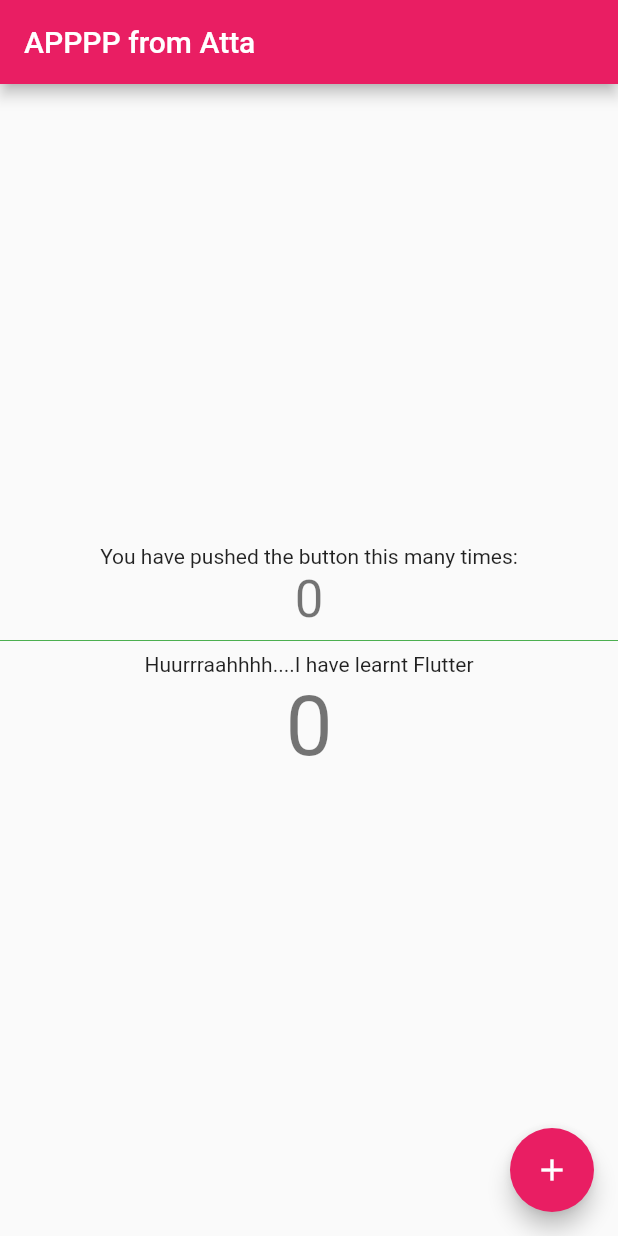
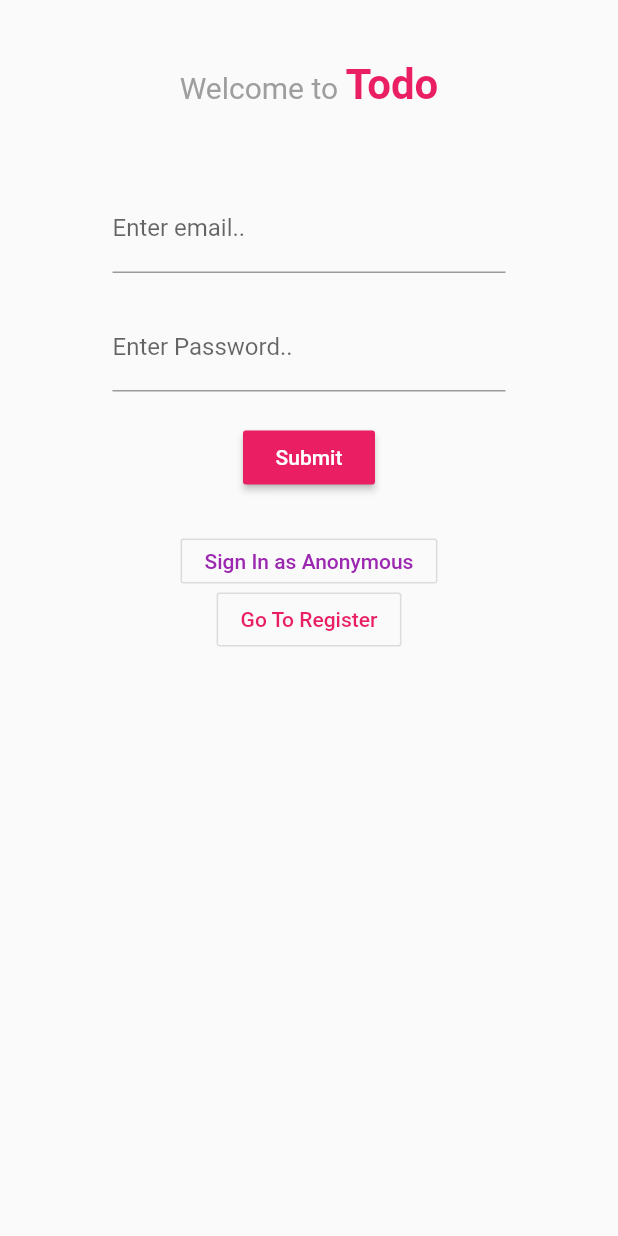
Before and after one commit to AttaullahSiddiqui/FlutterToDoApp, a Flutter app: the screen it shows after launch, on a phone screen of 412 x 824 dp. Run offline on Flutter 3.47's test engine with Material 2 defaults, Android fonts, the phone set to English and light mode, and no system bars; our stand-ins replace cloud_firestore, firebase_auth, firebase_core; accounts and stored records are empty.

Commit message:
firebase anoymous, email pswd auth done, Ui simple

```diff
--- a/lib/main.dart
+++ b/lib/main.dart
@@ -1,90 +1,85 @@
 import 'package:flutter/material.dart';
+import 'package:practice/models/user.dart';
+import 'package:practice/pages/wrapper.dart';
+import 'package:firebase_core/firebase_core.dart';
+import 'package:practice/services/auth.dart';
+import 'package:provider/provider.dart';
+
+// void main() {
+//   runApp(MaterialApp(
+//     debugShowCheckedModeBanner: false,
+//     theme: ThemeData(
+//         primarySwatch: Colors.pink,
+//         visualDensity: VisualDensity.adaptivePlatformDensity,
+//         fontFamily: 'Roboto'),
+//     home: Wrapper(),
+//   ));
+// }
 
 void main() {
+  WidgetsFlutterBinding.ensureInitialized();
   runApp(MyApp());
 }
 
 class MyApp extends StatelessWidget {
+  final Future<FirebaseApp> _initialization = Firebase.initializeApp();
   @override
   Widget build(BuildContext context) {
-    return MaterialApp(
-      title: 'Flutter Demo',
-      theme: ThemeData(
-        primarySwatch: Colors.pink,
-        visualDensity: VisualDensity.adaptivePlatformDensity,
-      ),
-      home: MyHomePage(title: 'APPPP from Atta'),
+    return FutureBuilder(
+      future: Firebase.initializeApp(),
+      builder: (context, snapshot) {
+        if (snapshot.hasError) {
+          print("Error in initializing");
+          return Container(width: 0.0, height: 0.0);
+        }
+        if (snapshot.connectionState == ConnectionState.done) {
+          return StreamProvider<UserObject>.value(
+            value: AuthService().user,
+            child: MaterialApp(
+              debugShowCheckedModeBanner: false,
+              theme: ThemeData(
+                  primarySwatch: Colors.pink,
+                  visualDensity: VisualDensity.adaptivePlatformDensity,
+                  fontFamily: 'Roboto'),
+              home: Wrapper(),
+            ),
+          );
+        }
+        return CircularProgressIndicator();
+      },
     );
   }
 }
 
-class MyHomePage extends StatefulWidget {
-  final String title;
+// void main() {
+//   runApp(MyApp());
+// }
 
-  MyHomePage({this.title});
-
-  @override
-  _MyHomePageState createState() => _MyHomePageState();
-}
-
-class _MyHomePageState extends State<MyHomePage> {
-  int _counter = 0;
-
-  void _incrementCounter() {
-    setState(() {
-      _counter++;
-    });
-  }
-
-  @override
-  Widget build(BuildContext context) {
-    return Scaffold(
-      appBar: AppBar(
-        title: Text(widget.title),
-      ),
-      body: Center(
-        child: Column(
-          // Column is also a layout widget. It takes a list of children and
-          // arranges them vertically. By default, it sizes itself to fit its
-          // children horizontally, and tries to be as tall as its parent.
-          //
-          // Invoke "debug painting" (press "p" in the console, choose the
-          // "Toggle Debug Paint" action from the Flutter Inspector in Android
-          // Studio, or the "Toggle Debug Paint" command in Visual Studio Code)
-          // to see the wireframe for each widget.
-          //
-          // Column has various properties to control how it sizes itself and
-          // how it positions its children. Here we use mainAxisAlignment to
-          // center the children vertically; the main axis here is the vertical
-          // axis because Columns are vertical (the cross axis would be
-          // horizontal).
-          mainAxisAlignment: MainAxisAlignment.center,
-          children: <Widget>[
-            Text(
-              'You have pushed the button this many times:',
-            ),
-            Text(
-              '$_counter',
-              style: Theme.of(context).textTheme.headline4,
-            ),
-            Divider(
-              color: Colors.green,
-            ),
-            Text(
-              'Huurrraahhhh....I have learnt Flutter',
-            ),
-            Text(
-              '$_counter',
-              style: Theme.of(context).textTheme.headline2,
-            ),
-          ],
-        ),
-      ),
-      floatingActionButton: FloatingActionButton(
-        onPressed: _incrementCounter,
-        tooltip: 'Increment',
-        child: Icon(Icons.add),
-      ), // This trailing comma makes auto-formatting nicer for build methods.
-    );
-  }
-}
+// class MyApp extends StatelessWidget {
+//   final Future<FirebaseApp> _initialization = Firebase.initializeApp();
+//   @override
+//   Widget build(BuildContext context) {
+//     return FutureBuilder(
+//       // Initialize FlutterFire:
+//       future: _initialization,
+//       builder: (context, snapshot) {
+//         // Check for errors
+//         if (snapshot.hasError) {
+//           return null;
+//         }
+//         if (snapshot.connectionState == ConnectionState.done) {
+//           return MaterialApp(
+//             debugShowCheckedModeBanner: false,
+//             theme: ThemeData(
+//                 primarySwatch: Colors.pink,
+//                 visualDensity: VisualDensity.adaptivePlatformDensity,
+//                 fontFamily: 'Roboto'),
+//             // home: MyHomePage(title: 'Todooo App'),
+//             home: Login(),
+//           );
+//         }
+//         return null;
+//       },
+//     );
+//   }
+// }
--- /dev/null
+++ b/lib/models/user.dart
@@ -0,0 +1,5 @@
+class UserObject {
+  final String uid;
+
+  UserObject({this.uid});
+}
--- /dev/null
+++ b/lib/pages/default.dart
@@ -0,0 +1,24 @@
+import 'package:flutter/material.dart';
+import 'package:practice/pages/login.dart';
+import 'package:practice/pages/register.dart';
+
+class Default extends StatefulWidget {
+  @override
+  _DefaultState createState() => _DefaultState();
+}
+
+class _DefaultState extends State<Default> {
+  bool showSignIn = true;
+
+  void toggleView() {
+    setState(() => showSignIn = !showSignIn);
+  }
+
+  @override
+  Widget build(BuildContext context) {
+    if (showSignIn)
+      return Login(toggleView: toggleView);
+    else
+      return Register(toggleView: toggleView);
+  }
+}
--- /dev/null
+++ b/lib/pages/login.dart
@@ -0,0 +1,156 @@
+import 'dart:ui';
+
+import 'package:flutter/material.dart';
+import 'package:practice/services/auth.dart';
+
+class Login extends StatefulWidget {
+  final Function toggleView;
+  Login({this.toggleView});
+
+  @override
+  _LoginState createState() => _LoginState();
+}
+
+class _LoginState extends State<Login> {
+  final AuthService _auth = AuthService();
+  final _formKey = GlobalKey<FormState>();
+
+  bool checkEmail(txt) {
+    bool emailValid = RegExp(
+            r"^[a-zA-Z0-9.a-zA-Z0-9.!#$%&'*+-/=?^_`{|}~]+@[a-zA-Z0-9]+\.[a-zA-Z]+")
+        .hasMatch(txt);
+    return emailValid;
+  }
+
+  String error = '';
+  String email = '';
+  String pswd = '';
+
+  @override
+  Widget build(BuildContext context) {
+    return SafeArea(
+      child: Scaffold(
+        body: Container(
+            padding: EdgeInsets.symmetric(vertical: 40.0, horizontal: 75.0),
+            child: Form(
+              key: _formKey,
+              child: SingleChildScrollView(
+                child: Column(
+                  children: <Widget>[
+                    RichText(
+                        text: TextSpan(
+                            text: "Welcome to ",
+                            style: TextStyle(
+                                fontSize: 20.0, color: Colors.grey[500]),
+                            children: [
+                          TextSpan(
+                              text: "Todo",
+                              style: TextStyle(
+                                  fontSize: 28.0,
+                                  color: Colors.pink,
+                                  fontWeight: FontWeight.bold))
+                        ])),
+                    SizedBox(height: 50.0),
+                    TextFormField(
+                      keyboardType: TextInputType.emailAddress,
+                      textCapitalization: TextCapitalization.none,
+                      decoration: InputDecoration(labelText: 'Enter email..'),
+                      validator: (val) =>
+                          val.isEmpty ? "Email is required" : null,
+                      onChanged: (val) {
+                        setState(() => email = val.toLowerCase().trim());
+                      },
+                    ),
+                    SizedBox(height: 20.0),
+                    TextFormField(
+                      decoration:
+                          InputDecoration(labelText: 'Enter Password..'),
+                      validator: (val) =>
+                          val.length < 6 ? "Password is too short" : null,
+                      obscureText: true,
+                      onChanged: (val) {
+                        setState(() => pswd = val);
+                      },
+                    ),
+                    SizedBox(height: 20.0),
+                    RaisedButton(
+                      color: Colors.pink,
+                      child: Text(
+                        "Submit",
+                        style: TextStyle(color: Colors.white),
+                      ),
+                      onPressed: () async {
+                        if (_formKey.currentState.validate()) {
+                          if (!checkEmail(email)) {
+                            setState(() => error = "Invalid Email");
+                            return;
+                          }
+                          setState(() => error = "");
+                          dynamic result =
+                              await _auth.signInWithEmailPass(email, pswd);
+                          if (result == null) {
+                            setState(
+                                () => error = "Please provide a valid email");
+                          } else {
+                            print('User registered successfully');
+                            print(result.uid);
+                          }
+                        }
+                      },
+                    ),
+                    Padding(
+                      padding: EdgeInsets.all(7.0),
+                      child: Text(error, style: TextStyle(color: Colors.red)),
+                    ),
+                    SizedBox(
+                      height: 30.0,
+                      child: OutlineButton(
+                        child: Text(
+                          "Sign In as Anonymous",
+                          style: TextStyle(color: Colors.purple),
+                        ),
+                        onPressed: () async {
+                          dynamic result = await _auth.signInAnonymous();
+                          if (result == null) {
+                            print('error signing in');
+                          } else {
+                            print('signed in');
+                            print(result.uid);
+                          }
+                        },
+                      ),
+                    ),
+                    OutlineButton(
+                      child: Text(
+                        "Go To Register",
+                        style: TextStyle(color: Colors.pink),
+                      ),
+                      onPressed: () => widget.toggleView(),
+                    )
+                  ],
+                ),
+              ),
+            )
+            // child: RaisedButton(
+            //   shape:
+            //       RoundedRectangleBorder(borderRadius: BorderRadius.circular(10.0)),
+            //   child: Text(
+            //     'Sign In as Anonymous',
+            //     style: TextStyle(color: Colors.white, fontSize: 16.0),
+            //   ),
+            //   color: Colors.pink,
+            //   onPressed: () async {
+            //     dynamic result = await _auth.signInAnonymous();
+            //     if (result == null) {
+            //       print('error signing in');
+            //     } else {
+            //       print('signed in');
+            //       print(result.uid);
+            //     }
+            //   },
+            // ),
+            ),
+      ),
+    );
+  }
+}
--- /dev/null
+++ b/lib/pages/wrapper.dart
@@ -0,0 +1,19 @@
+import 'package:flutter/material.dart';
+import 'package:practice/models/user.dart';
+import 'package:practice/pages/default.dart';
+import 'package:practice/pages/home.dart';
+import 'package:provider/provider.dart';
+
+class Wrapper extends StatelessWidget {
+  @override
+  Widget build(BuildContext context) {
+    final user = Provider.of<UserObject>(context);
+
+    print(user);
+
+    if (user != null)
+      return MyHomePage(title: "Todo App");
+    else
+      return Default();
+  }
+}
--- a/pubspec.yaml
+++ b/pubspec.yaml
@@ -23,6 +23,10 @@ environment:
 dependencies:
   flutter:
     sdk: flutter
+  firebase_auth: ^0.18.1+1
+  firebase_core: "^0.5.0"
+  cloud_firestore: "^0.14.1+1"
+  provider: ^4.3.2+2
 
 
   # The following adds the Cupertino Icons font to your application.
```
Also changed, not shown: lib/pages/home.dart (added, +185 -0 lines), lib/pages/register.dart (added, +109 -0 lines), lib/services/auth.dart (added, +63 -0 lines), pubspec.lock, 3 other files.
